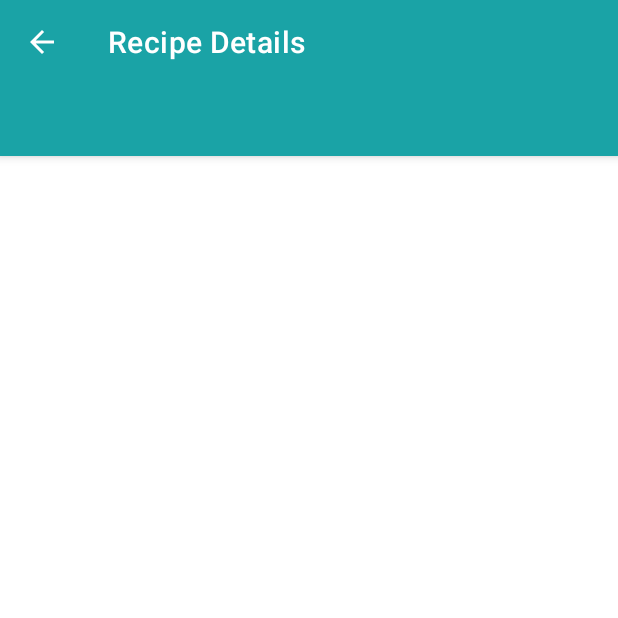
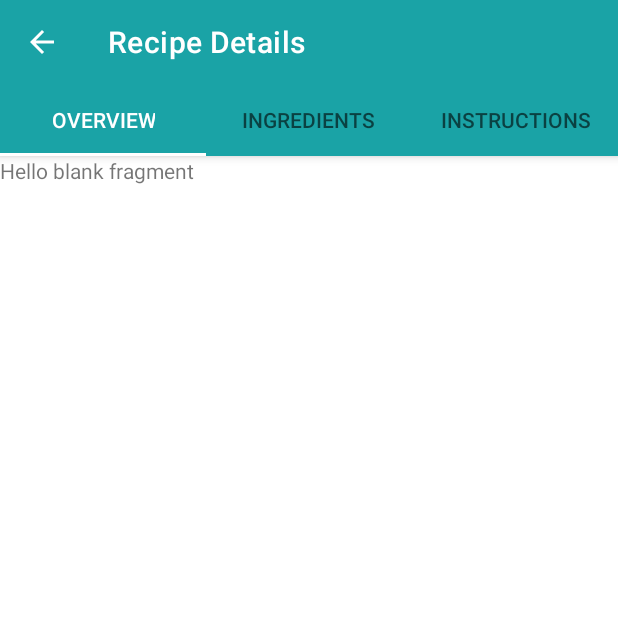
Before and after one commit to bishal5917/Chefmate, an Android app built with Jetpack Compose: the RecipeDetailActivity screen opened directly, with no data from a screen before it, on a phone screen of 412 x 824 dp, the top half of it. Run offline under Robolectric (Android 15) with nearby library versions, the phone set to English and light mode, and no system bars.

Commit message:
tabs added with fragment,image shown with coil,pager adapter

```diff
--- a/app/src/main/java/com/example/recipesapp/features/presentation/recipe_detail/RecipeDetailActivity.kt
+++ b/app/src/main/java/com/example/recipesapp/features/presentation/recipe_detail/RecipeDetailActivity.kt
@@ -3,11 +3,22 @@ package com.example.recipesapp.features.presentation.recipe_detail
 import androidx.appcompat.app.AppCompatActivity
 import android.os.Bundle
 import android.view.MenuItem
+import android.widget.TableLayout
 import androidx.appcompat.widget.Toolbar
 import androidx.core.content.ContextCompat
+import androidx.fragment.app.Fragment
+import androidx.navigation.NavArgs
+import androidx.navigation.navArgs
+import androidx.viewpager.widget.ViewPager
 import com.example.recipesapp.R
+import com.example.recipesapp.features.presentation.recipe_detail.adapters.PagerAdapter
+import com.example.recipesapp.features.presentation.recipe_detail.fragments.IngredientsFragment
+import com.example.recipesapp.features.presentation.recipe_detail.fragments.InstructionsFragment
+import com.example.recipesapp.features.presentation.recipe_detail.fragments.OverviewFragment
+import com.google.android.material.tabs.TabLayout
 
 class RecipeDetailActivity : AppCompatActivity() {
+    //    private val args by navArgs<RecipeDetailActivityArgs>()
     override fun onCreate(savedInstanceState: Bundle?) {
         super.onCreate(savedInstanceState)
         setContentView(R.layout.activity_recipe_detail)
@@ -16,6 +27,26 @@ class RecipeDetailActivity : AppCompatActivity() {
         setSupportActionBar(toolbar)
         toolbar.setTitleTextColor(ContextCompat.getColor(this, R.color.white))
         supportActionBar?.setDisplayHomeAsUpEnabled(true)
+
+        setTabs()
+    }
+
+    private fun setTabs() {
+        val fragments = ArrayList<Fragment>()
+        val titles = ArrayList<String>()
+        val resultBundle = Bundle()
+        fragments.add(OverviewFragment())
+        fragments.add(IngredientsFragment())
+        fragments.add(InstructionsFragment())
+        titles.add("Overview")
+        titles.add("Ingredients")
+        titles.add("Instructions")
+        resultBundle.putInt("recipeId", 654905)
+        val adapter = PagerAdapter(resultBundle, fragments, titles, supportFragmentManager)
+        val recipesTab = findViewById<TabLayout>(R.id.tlRecipesTab)
+        val recipesPager = findViewById<ViewPager>(R.id.vpRecipeDetail)
+        recipesPager.adapter = adapter
+        recipesTab.setupWithViewPager(recipesPager)
     }
 
     //going back to previous screen when back arrow is pressed
--- /dev/null
+++ b/app/src/main/java/com/example/recipesapp/features/presentation/recipe_detail/adapters/PagerAdapter.kt
@@ -0,0 +1,26 @@
+package com.example.recipesapp.features.presentation.recipe_detail.adapters
+
+import android.os.Bundle
+import androidx.fragment.app.Fragment
+import androidx.fragment.app.FragmentManager
+import androidx.fragment.app.FragmentPagerAdapter
+
+class PagerAdapter(
+    private val resultBundle: Bundle,
+    private val fragments: ArrayList<Fragment>,
+    private val title: ArrayList<String>,
+    fm: FragmentManager
+) : FragmentPagerAdapter(fm, BEHAVIOR_RESUME_ONLY_CURRENT_FRAGMENT) {
+    override fun getCount(): Int {
+        return fragments.size
+    }
+
+    override fun getItem(position: Int): Fragment {
+        fragments[position].arguments = resultBundle
+        return fragments[position]
+    }
+
+    override fun getPageTitle(position: Int): CharSequence? {
+        return title[position]
+    }
+}
--- /dev/null
+++ b/app/src/main/java/com/example/recipesapp/features/presentation/recipe_detail/fragments/IngredientsFragment.kt
@@ -0,0 +1,18 @@
+package com.example.recipesapp.features.presentation.recipe_detail.fragments
+
+import android.os.Bundle
+import androidx.fragment.app.Fragment
+import android.view.LayoutInflater
+import android.view.View
+import android.view.ViewGroup
+import com.example.recipesapp.R
+
+class IngredientsFragment : Fragment() {
+    override fun onCreateView(
+        inflater: LayoutInflater, container: ViewGroup?,
+        savedInstanceState: Bundle?
+    ): View? {
+        // Inflate the layout for this fragment
+        return inflater.inflate(R.layout.fragment_ingredients, container, false)
+    }
+}
--- /dev/null
+++ b/app/src/main/java/com/example/recipesapp/features/presentation/recipe_detail/fragments/InstructionsFragment.kt
@@ -0,0 +1,18 @@
+package com.example.recipesapp.features.presentation.recipe_detail.fragments
+
+import android.os.Bundle
+import androidx.fragment.app.Fragment
+import android.view.LayoutInflater
+import android.view.View
+import android.view.ViewGroup
+import com.example.recipesapp.R
+
+class InstructionsFragment : Fragment() {
+    override fun onCreateView(
+        inflater: LayoutInflater, container: ViewGroup?,
+        savedInstanceState: Bundle?
+    ): View? {
+        // Inflate the layout for this fragment
+        return inflater.inflate(R.layout.fragment_instructions, container, false)
+    }
+}
--- /dev/null
+++ b/app/src/main/java/com/example/recipesapp/features/presentation/recipe_detail/fragments/OverviewFragment.kt
@@ -0,0 +1,18 @@
+package com.example.recipesapp.features.presentation.recipe_detail.fragments
+
+import android.os.Bundle
+import androidx.fragment.app.Fragment
+import android.view.LayoutInflater
+import android.view.View
+import android.view.ViewGroup
+import com.example.recipesapp.R
+
+class OverviewFragment : Fragment() {
+    override fun onCreateView(
+        inflater: LayoutInflater, container: ViewGroup?,
+        savedInstanceState: Bundle?
+    ): View? {
+        // Inflate the layout for this fragment
+        return inflater.inflate(R.layout.fragment_overview, container, false)
+    }
+}
--- a/app/src/main/java/com/example/recipesapp/features/presentation/recipes/adapters/RecipeBindingAdapter.kt
+++ b/app/src/main/java/com/example/recipesapp/features/presentation/recipes/adapters/RecipeBindingAdapter.kt
@@ -64,9 +64,12 @@ class RecipeBindingAdapter {
         }
 
         @BindingAdapter("loadImageFromUrl")
+        @JvmStatic
         fun loadImageFromUrl(imageView: ImageView, imageUrl: String) {
             imageView.load(imageUrl) {
                 crossfade(600)
+                placeholder(R.drawable.placeholder)
+                error(R.drawable.error)
             }
         }
     }
--- a/app/src/main/res/layout/activity_recipe_detail.xml
+++ b/app/src/main/res/layout/activity_recipe_detail.xml
@@ -21,6 +21,7 @@
             android:layout_height="wrap_content" />
 
         <com.google.android.material.tabs.TabLayout
+            android:id="@+id/tlRecipesTab"
             style="@style/CustomTabLayoutStyle"
             android:layout_width="match_parent"
             android:layout_height="match_parent"
--- /dev/null
+++ b/app/src/main/res/layout/fragment_overview.xml
@@ -0,0 +1,14 @@
+<?xml version="1.0" encoding="utf-8"?>
+<FrameLayout xmlns:android="http://schemas.android.com/apk/res/android"
+    xmlns:tools="http://schemas.android.com/tools"
+    android:layout_width="match_parent"
+    android:layout_height="match_parent"
+    tools:context=".features.presentation.recipe_detail.fragments.OverviewFragment">
+
+    <!-- TODO: Update blank fragment layout -->
+    <TextView
+        android:layout_width="match_parent"
+        android:layout_height="match_parent"
+        android:text="@string/hello_blank_fragment" />
+
+</FrameLayout>
--- a/app/src/main/res/layout/fragment_recipes.xml
+++ b/app/src/main/res/layout/fragment_recipes.xml
@@ -33,6 +33,10 @@
         android:id="@+id/swipeToRefresh"
         android:layout_width="match_parent"
         android:layout_height="match_parent"
+        android:layout_marginLeft="16dp"
+        android:layout_marginTop="16dp"
+        android:layout_marginRight="16dp"
+        android:layout_marginBottom="16dp"
         app:layout_constraintBottom_toBottomOf="parent"
         app:layout_constraintLeft_toLeftOf="parent"
         app:layout_constraintRight_toRightOf="parent"
--- a/app/src/main/res/layout/recipes_card.xml
+++ b/app/src/main/res/layout/recipes_card.xml
@@ -54,6 +54,7 @@
 
                 <ImageView
                     android:id="@+id/recipeImage"
+                    loadImageFromUrl="@{result.image}"
                     android:layout_width="200dp"
                     android:layout_height="0dp"
                     android:layout_marginStart="6dp"
@@ -64,8 +65,7 @@
                     app:layout_constraintBottom_toBottomOf="parent"
                     app:layout_constraintStart_toStartOf="parent"
                     app:layout_constraintTop_toTopOf="parent"
-                    app:layout_constraintVertical_bias="0.07999998"
-                    tools:srcCompat="@tools:sample/avatars" />
+                    app:layout_constraintVertical_bias="0.07999998" />
 
                 <TextView
                     android:id="@+id/recipeDesc"
```
Also changed, not shown: app/src/main/res/layout/fragment_favourite_recipes.xml (+12 -4 lines), app/src/main/res/layout/fragment_food_joke.xml (+11 -5 lines), app/src/main/res/layout/fragment_ingredients.xml (added, +14 -0 lines), app/src/main/res/layout/fragment_instructions.xml (added, +14 -0 lines), app/src/main/res/drawable/error.jpg (added), app/src/main/res/drawable/placeholder.jpg (added).
